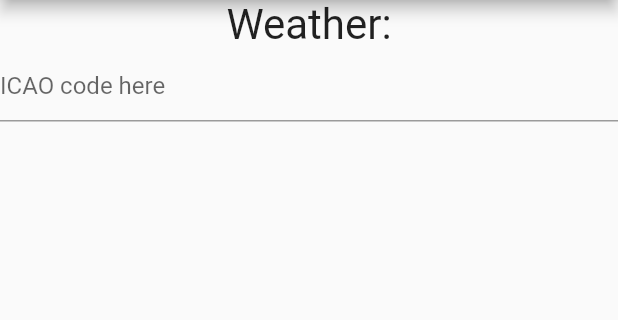
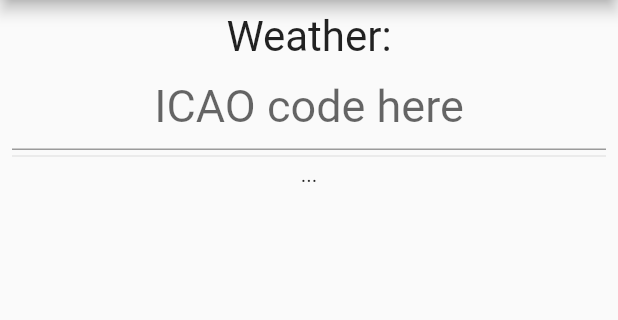
Before and after one commit to Inveniemus/MetAvia, a Flutter app: the screen it shows after launch, on a phone screen of 412 x 824 dp, the part 84-404 px from its top. Run offline on Flutter 3.47's test engine with Material 2 defaults, Android fonts, the phone set to English and light mode, and no system bars; our stand-ins replace bloc, flutter_bloc.

Commit message:
UI updated with the BLoC.

```diff
--- a/lib/blocs/weather/weather_event.dart
+++ b/lib/blocs/weather/weather_event.dart
@@ -5,7 +5,9 @@ abstract class WeatherEvent {}
 
 class RequestWeatherEvent extends WeatherEvent {
   final _icaoCode;
-  RequestWeatherEvent(this._icaoCode);
+  RequestWeatherEvent(this._icaoCode) {
+    print('Requesting weather for $icaoCode');
+  }
 
   String get icaoCode => _icaoCode;
 }
--- a/lib/main.dart
+++ b/lib/main.dart
@@ -1,4 +1,6 @@
 import 'package:flutter/material.dart';
+import 'package:flutter_bloc/flutter_bloc.dart';
+import 'package:metavia/blocs/weather/weather_bloc.dart';
 import 'package:metavia/pages/landing_page.dart';
 
 void main() {
@@ -15,7 +17,14 @@ class MyApp extends StatelessWidget {
         primarySwatch: Colors.blue,
         visualDensity: VisualDensity.adaptivePlatformDensity,
       ),
-      home: LandingPage(),
+      home: MultiBlocProvider(
+        providers: <BlocProvider>[
+          BlocProvider<WeatherBloc>(
+            builder: (_) => WeatherBloc(),
+          )
+        ],
+        child: LandingPage(),
+      ),
     );
   }
 }
--- a/lib/pages/landing_page.dart
+++ b/lib/pages/landing_page.dart
@@ -1,5 +1,6 @@
 import 'package:flutter/material.dart';
-import 'package:metavia/APIs/weather_api.dart';
+import 'package:flutter_bloc/flutter_bloc.dart';
+import 'package:metavia/blocs/weather/weather_bloc.dart';
 
 class LandingPage extends StatelessWidget {
   @override
@@ -8,18 +9,39 @@ class LandingPage extends StatelessWidget {
       appBar: AppBar(
         title: Center(child: Text('MetAvia'),),
       ),
-      body: Column(
+      body: Padding(
+        padding: const EdgeInsets.all(8.0),
+        child: Column(
           children: <Widget>[
             Text('Weather:', textScaleFactor: 2.0,),
             TextField(
               decoration: InputDecoration(
                 hintText: 'ICAO code here',
               ),
-            onSubmitted: (text) {
-              // todo
+              textAlign: TextAlign.center,
+              style: TextStyle(fontSize: 30.0),
+              onChanged: (text) {
+                if (text.length == 4) {
+                  BlocProvider.of<WeatherBloc>(context).add(
+                      RequestWeatherEvent(text)
+                  );
+                }
               },
             ),
+            Divider(height: 8.0),
+            BlocBuilder<WeatherBloc, WeatherState>(
+              builder: (context, state) {
+                if (state is LoadedWeatherState) {
+                  return Text('${state.weather.metar.rawText}\n\n${state.weather.taf.rawText}', textScaleFactor: 1.5,);
+                } else if (state is LoadingWeatherState){
+                  return CircularProgressIndicator();
+                } else {
+                  return Text('...');
+                }
+              },
+            )
           ],
+        ),
       ),
     );
   }
```
Lines whose indentation alone changed are shown as unchanged.
